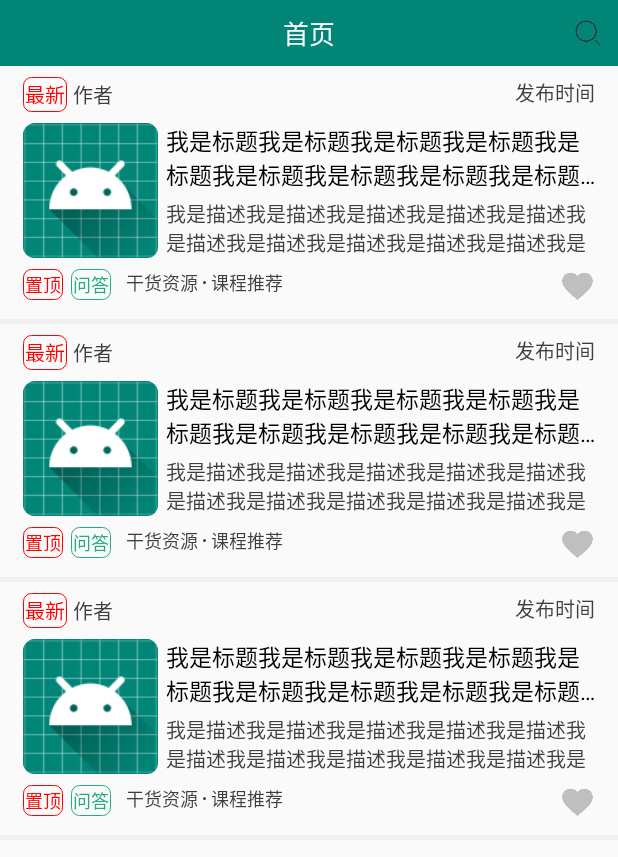
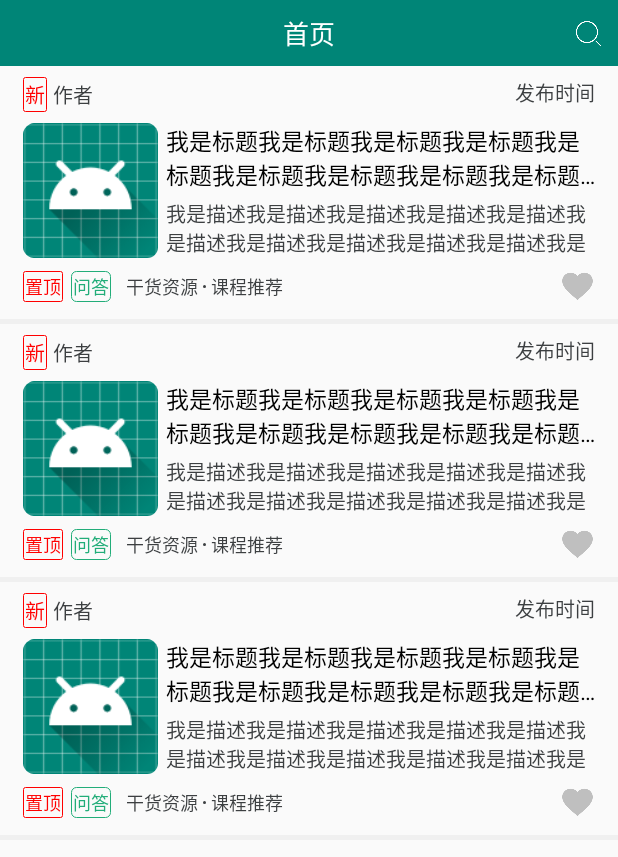
Before and after one commit to pgaofeng/WanAndroid, an Android app: the layout fragment_home.xml on its own in the app's theme, with its tools: preview values and no code run, on a phone screen of 412 x 824 dp. Shown: the top 857 px of the screen. Run offline under Robolectric (Android 15) with nearby library versions, the phone set to English and light mode, and no system bars; network calls fail.

Commit message:
微调主页item

```diff
--- a/app/src/main/res/drawable/bg_home_item_top.xml
+++ b/app/src/main/res/drawable/bg_home_item_top.xml
@@ -1,7 +1,7 @@
 <?xml version="1.0" encoding="utf-8"?>
 <shape xmlns:android="http://schemas.android.com/apk/res/android"
     android:shape="rectangle">
-    <corners android:radius="5dp" />
+    <corners android:radius="1dp" />
     <stroke
         android:width="0.5dp"
         android:color="@color/red" />
--- a/app/src/main/res/drawable/bg_home_item_type.xml
+++ b/app/src/main/res/drawable/bg_home_item_type.xml
@@ -1,7 +1,7 @@
 <?xml version="1.0" encoding="utf-8"?>
 <shape xmlns:android="http://schemas.android.com/apk/res/android"
     android:shape="rectangle">
-    <corners android:radius="5dp" />
+    <corners android:radius="3dp" />
     <stroke
         android:width="0.5dp"
         android:color="@color/home_top_green" />
--- a/app/src/main/res/layout/item_home.xml
+++ b/app/src/main/res/layout/item_home.xml
@@ -102,6 +102,7 @@
         android:gravity="center">
 
         <TextView
+            android:layout_centerVertical="true"
             android:id="@+id/home_item_top"
             android:layout_width="wrap_content"
             android:layout_height="wrap_content"
@@ -115,6 +116,7 @@
             tools:visibility="visible" />
 
         <TextView
+            android:layout_centerVertical="true"
             android:id="@+id/home_item_type"
             android:layout_width="wrap_content"
             android:layout_height="wrap_content"
@@ -127,6 +129,7 @@
             tools:text="问答" />
 
         <LinearLayout
+            android:layout_centerVertical="true"
             android:layout_width="wrap_content"
             android:layout_height="wrap_content"
             android:layout_toEndOf="@id/home_item_type"
--- a/app/src/main/res/values/colors.xml
+++ b/app/src/main/res/values/colors.xml
@@ -8,7 +8,7 @@
     <!-- 基础页面灰 -->
     <color name="common_page_gray">#FAFAFA</color>
     <!-- 主页tab背景灰 -->
-    <color name="common_page_tab_gray">#AADDDDFF</color>
+    <color name="common_page_tab_gray">#F1FAFAF1</color>
     <!-- 主页tab选中蓝 -->
     <color name="common_page_selected">#1296DB</color>
 
--- a/app/src/main/res/values/strings.xml
+++ b/app/src/main/res/values/strings.xml
@@ -7,6 +7,6 @@
     <string name="type">分类</string>
     <string name="me">我的</string>
 
-    <string name="home_item_new">最新</string>
+    <string name="home_item_new">新</string>
     <string name="home_item_top">置顶</string>
 </resources>
```
Also changed, not shown: app/src/main/res/mipmap-xhdpi/ic_search.png.
